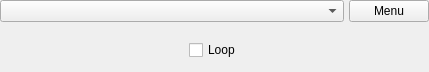
return42/sayonara, file src/GUI/Plugins/Bookmarks/GUI_Bookmarks.ui: the form before one commit.
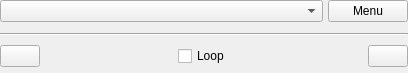
The form after the commit. Icons and pictures are not drawn. Custom widgets are drawn as their Qt base class.

```diff
--- a/src/GUI/Plugins/Bookmarks/GUI_Bookmarks.ui
+++ b/src/GUI/Plugins/Bookmarks/GUI_Bookmarks.ui
@@ -6,8 +6,8 @@
    <rect>
     <x>0</x>
     <y>0</y>
-    <width>429</width>
-    <height>72</height>
+    <width>408</width>
+    <height>73</height>
    </rect>
   </property>
   <layout class="QGridLayout" name="gridLayout">
@@ -24,7 +24,7 @@
     <number>0</number>
    </property>
    <property name="verticalSpacing">
-    <number>3</number>
+    <number>5</number>
    </property>
    <item row="0" column="0" colspan="2">
     <layout class="QHBoxLayout" name="horizontalLayout_3">
@@ -53,32 +53,34 @@
      </item>
     </layout>
    </item>
-   <item row="1" column="0" colspan="2">
+   <item row="2" column="0" colspan="2">
     <widget class="QWidget" name="controls" native="true">
+     <property name="minimumSize">
+      <size>
+       <width>50</width>
+       <height>0</height>
+      </size>
+     </property>
      <layout class="QGridLayout" name="gridLayout_2">
       <property name="leftMargin">
-       <number>3</number>
+       <number>0</number>
       </property>
       <property name="topMargin">
-       <number>3</number>
+       <number>0</number>
       </property>
       <property name="rightMargin">
-       <number>3</number>
+       <number>0</number>
       </property>
       <property name="bottomMargin">
        <number>0</number>
       </property>
-      <item row="0" column="1">
-       <widget class="QLabel" name="lab_prev">
-        <property name="focusPolicy">
-         <enum>Qt::StrongFocus</enum>
-        </property>
-        <property name="text">
-         <string/>
-        </property>
-       </widget>
-      </item>
-      <item row="0" column="3">
+      <property name="horizontalSpacing">
+       <number>5</number>
+      </property>
+      <property name="verticalSpacing">
+       <number>3</number>
+      </property>
+      <item row="1" column="1">
        <spacer name="horizontalSpacer_2">
         <property name="orientation">
          <enum>Qt::Horizontal</enum>
@@ -91,7 +93,31 @@
         </property>
        </spacer>
       </item>
-      <item row="0" column="5">
+      <item row="1" column="0">
+       <widget class="QPushButton" name="btn_prev">
+        <property name="text">
+         <string/>
+        </property>
+       </widget>
+      </item>
+      <item row="1" column="4">
+       <widget class="QPushButton" name="btn_next">
+        <property name="text">
+         <string/>
+        </property>
+       </widget>
+      </item>
+      <item row="1" column="2">
+       <widget class="QCheckBox" name="cb_loop">
+        <property name="focusPolicy">
+         <enum>Qt::StrongFocus</enum>
+        </property>
+        <property name="text">
+         <string>Loop</string>
+        </property>
+       </widget>
+      </item>
+      <item row="1" column="3">
        <spacer name="horizontalSpacer">
         <property name="orientation">
          <enum>Qt::Horizontal</enum>
@@ -104,71 +130,10 @@
         </property>
        </spacer>
       </item>
-      <item row="0" column="9">
-       <widget class="QLabel" name="lab_next">
-        <property name="focusPolicy">
-         <enum>Qt::StrongFocus</enum>
-        </property>
-        <property name="text">
-         <string/>
-        </property>
-       </widget>
-      </item>
-      <item row="0" column="0">
-       <widget class="QPushButton" name="btn_bw">
-        <property name="focusPolicy">
-         <enum>Qt::StrongFocus</enum>
-        </property>
-        <property name="text">
-         <string/>
-        </property>
-        <property name="icon">
-         <iconset resource="../../Resources/Icons.qrc">
-          <normaloff>:/Icons/bwd.svg.png</normaloff>
-          <disabledoff>:/Icons/bwd_disabled.svg</disabledoff>:/Icons/bwd.svg.png</iconset>
-        </property>
-        <property name="iconSize">
-         <size>
-          <width>21</width>
-          <height>21</height>
-         </size>
-        </property>
-        <property name="flat">
-         <bool>true</bool>
-        </property>
-       </widget>
-      </item>
-      <item row="0" column="4">
-       <widget class="QCheckBox" name="cb_loop">
-        <property name="focusPolicy">
-         <enum>Qt::StrongFocus</enum>
-        </property>
-        <property name="text">
-         <string>Loop</string>
-        </property>
-       </widget>
-      </item>
-      <item row="0" column="10">
-       <widget class="QPushButton" name="btn_fw">
-        <property name="focusPolicy">
-         <enum>Qt::StrongFocus</enum>
-        </property>
-        <property name="text">
-         <string/>
-        </property>
-        <property name="icon">
-         <iconset resource="../../Resources/Icons.qrc">
-          <normaloff>:/Icons/fwd.svg.png</normaloff>
-          <disabledoff>:/Icons/fwd_disabled.svg.png</disabledoff>:/Icons/fwd.svg.png</iconset>
-        </property>
-        <property name="iconSize">
-         <size>
-          <width>21</width>
-          <height>21</height>
-         </size>
-        </property>
-        <property name="flat">
-         <bool>true</bool>
+      <item row="0" column="0" colspan="5">
+       <widget class="Line" name="line">
+        <property name="orientation">
+         <enum>Qt::Horizontal</enum>
         </property>
        </widget>
       </item>
```
Left out of the diff: 4 changed lines with no effect on the pictures.
